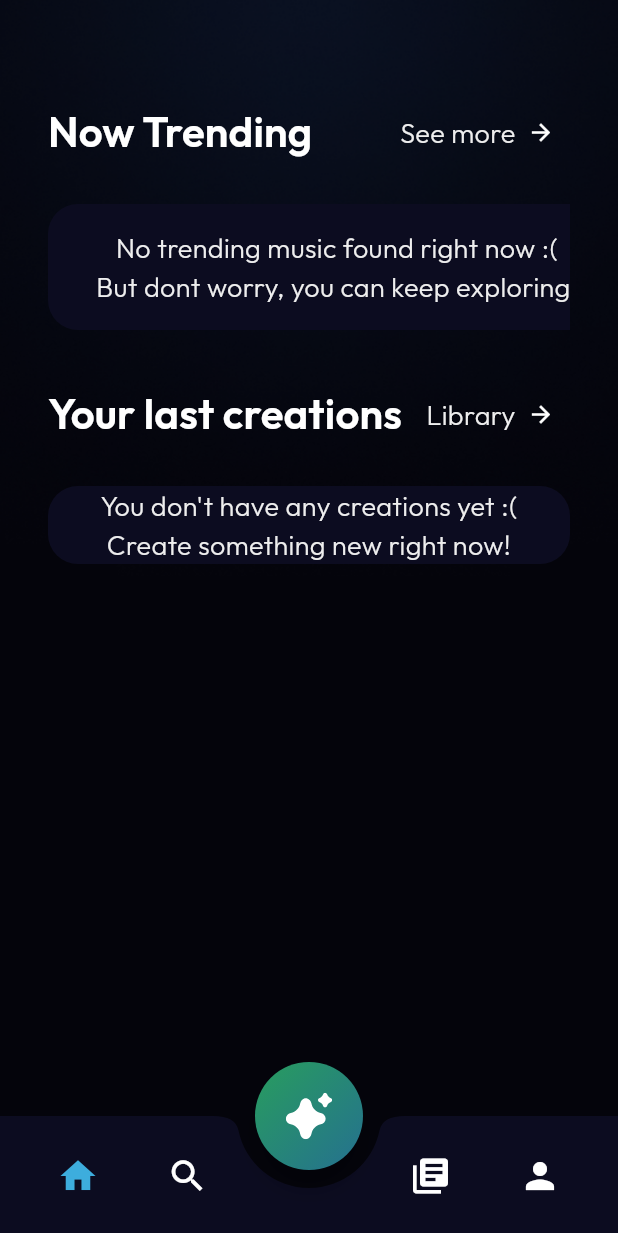
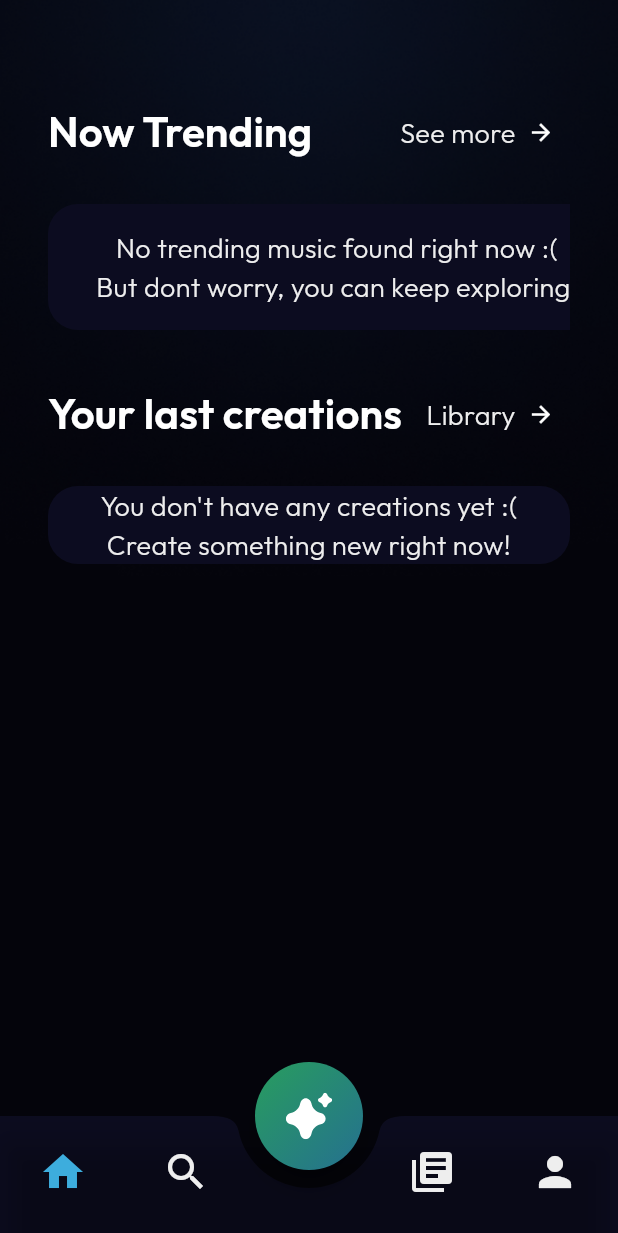
Before and after one commit to NevanAPH/aify, a Flutter app: the DashboardPage screen opened by its route, after a tap on "Library", on a phone screen of 412 x 824 dp. Shown: the top 1233 px of the screen. Run offline on Flutter 3.47's test engine with Material 3 defaults, Android fonts, the light colour scheme and no system bars; our stand-ins replace flutter_svg, get, google_fonts, rive, shimmer, simple_animations and 1 more; accounts and stored records are empty.

Commit message:
feat: Add search partial page and other functionalities

```diff
--- a/lib/pages/dashboard_page.dart
+++ b/lib/pages/dashboard_page.dart
@@ -5,21 +5,36 @@ import 'package:get/get.dart';
 import 'package:aify/utils/theme.dart';
 import 'package:aify/controllers/menus_controller.dart';
 import 'package:aify/pages/partials/dashboard/home_partial.dart';
+import 'package:aify/pages/partials/dashboard/library_partial.dart';
+import 'package:aify/pages/partials/dashboard/profile_partial.dart';
+import 'package:aify/pages/partials/dashboard/search_partial.dart';
 
 class DashboardPage extends StatelessWidget {
-
   DashboardPage({super.key});
 
   final MenusController menu = Get.find();
-  final List<Widget> _pages = [HomePartialPage()];
+  final controller = PageController();
+  final List<Widget> _pages = [
+    HomePartialPage(),
+    SearchPartialPage(),
+    const Scaffold(),
+    const LibraryPartialPage(),
+    const ProfilePartialPage()
+  ];
 
   @override
   Widget build(BuildContext context) {
-    final controller = PageController();
     menu.selected.listen((value) {
       if (menu.locked.value) return;
       controller.animateToPage(value,
-          duration: const Duration(milliseconds: 200), curve: Curves.easeOut);
+          duration: const Duration(milliseconds: 500),
+          curve: Curves.easeOutCirc);
+    });
+
+    controller.addListener(() {
+      menu.locked.value = true;
+      menu.selected.value = controller.page!.round();
+      menu.locked.value = false;
     });
 
     return Scaffold(
@@ -28,11 +43,7 @@ class DashboardPage extends StatelessWidget {
         children: [
           Image.asset('assets/images/backgrounds/main.png',
               width: Get.width, fit: BoxFit.contain),
-          PageView(
-                physics: const NeverScrollableScrollPhysics(),
-                controller: controller,
-                children: _pages),
-
+          PageView(controller: controller, children: _pages, physics: const NeverScrollableScrollPhysics(),),
         ],
       ),
 
@@ -42,29 +53,43 @@ class DashboardPage extends StatelessWidget {
         shape: const CircularNotchedRectangle(),
         height: 80.0,
         notchMargin: 12.0,
-        padding: const EdgeInsets.symmetric(horizontal: 28.0),
-        child: Row(
-          mainAxisSize: MainAxisSize.max,
-          mainAxisAlignment: MainAxisAlignment.spaceBetween,
-          children: <Widget>[
-            IconButton(
-              icon: const Icon(Icons.home, color: AppTheme.primaryColorLight, size: 28),
-              onPressed: () {},
+        padding: const EdgeInsets.symmetric(horizontal: 1.0),
+        child: Theme(
+          data: ThemeData(splashColor: Colors.transparent),
+          child: Obx(
+            () => BottomNavigationBar(
+              type: BottomNavigationBarType.fixed,
+              backgroundColor: Colors.transparent,
+              selectedItemColor: AppTheme.primaryColorLight,
+              unselectedItemColor: AppTheme.white90,
+              showSelectedLabels: false,
+              showUnselectedLabels: false,
+              items: const [
+                BottomNavigationBarItem(
+                  icon: Icon(Icons.home, size: 32),
+                  label: 'Home',
+                ),
+                BottomNavigationBarItem(
+                  icon: Icon(Icons.search, size: 32),
+                  label: 'Search',
+                ),
+                BottomNavigationBarItem(
+                  icon: SizedBox.shrink(), // Empty space for the FAB
+                  label: '',
+                ),
+                BottomNavigationBarItem(
+                  icon: Icon(Icons.my_library_books, size: 32),
+                  label: 'Library',
+                ),
+                BottomNavigationBarItem(
+                  icon: Icon(Icons.person, size: 32),
+                  label: 'Profile',
+                ),
+              ],
+              currentIndex: menu.selected.value,
+              onTap: (index) => menu.selected.value = index,
             ),
-            IconButton(
-              icon: const Icon(Icons.search, color: AppTheme.textPrimaryColor, size: 28),
-              onPressed: () {},
-            ),
-            const SizedBox(width: 64.0),
-            IconButton(
-              icon: const Icon(Icons.my_library_books, color: AppTheme.textPrimaryColor, size: 28),
-              onPressed: () {},
-            ),
-            IconButton(
-              icon: const Icon(Icons.person, color: AppTheme.textPrimaryColor, size: 28),
-              onPressed: () {},
-            ),
-          ],
+          ),
         ),
       ),
       floatingActionButtonLocation: FloatingActionButtonLocation.centerDocked,
@@ -76,7 +101,7 @@ class DashboardPage extends StatelessWidget {
         child: FittedBox(
           child: FloatingActionButton(
             backgroundColor: Colors.transparent,
-            onPressed: () {},
+            onPressed: () => menu.selected.value = 2,
             shape: const CircleBorder(),
             child: Container(
               width: 72.0,
--- a/lib/pages/partials/auth/login_partial.dart
+++ b/lib/pages/partials/auth/login_partial.dart
@@ -116,7 +116,6 @@ class LoginPartialPage extends StatelessWidget {
                     auth.setSubmitting(false);
                     menu.setLocked(false);
                     auth.setError1(message);
-                    auth.setError2(message);
                   }
                 },
                 loading: auth.loading.value)
--- a/lib/pages/partials/auth/sendreset_partial.dart
+++ b/lib/pages/partials/auth/sendreset_partial.dart
@@ -56,7 +56,7 @@ class SendresetPartialPage extends StatelessWidget {
                   auth.setSubmitting(false);
                   menu.setLocked(false);
 
-                  auth.setError1("Something wrong has occured.\nPlease contact support for help.");
+                  auth.setError1("Functionality not implemented yet.");
                 },
                 loading: auth.loading.value)
           ],
--- a/lib/pages/partials/dashboard/home_partial.dart
+++ b/lib/pages/partials/dashboard/home_partial.dart
@@ -38,10 +38,10 @@ class HomePartialPage extends StatelessWidget {
                       ? const ShimmerHorizontal()
                       : SizedBox(
                           height:
-                              creations.now_trending.value.isEmpty ? 100 : 160,
+                              creations.now_trending.isEmpty ? 100 : 160,
                           child: SingleChildScrollView(
                             scrollDirection: Axis.horizontal,
-                            child: creations.now_trending.value.isEmpty
+                            child: creations.now_trending.isEmpty
                                 ? Container(
                                     decoration: BoxDecoration(
                                       color: AppTheme.backgroundLightColor,
@@ -63,7 +63,7 @@ class HomePartialPage extends StatelessWidget {
                                     direction: Axis.horizontal,
                                     spacing: 16,
                                     children: List<Widget>.from(creations
-                                        .now_trending.value
+                                        .now_trending
                                         .map((music) {
                                       return MusicCarousel(
                                           action: () {},
@@ -79,7 +79,7 @@ class HomePartialPage extends StatelessWidget {
                   action: () {},
                   child: !creations.my_creations_loaded.value
                       ? const ShimmerVertical()
-                      : creations.my_creations.value.isEmpty
+                      : creations.my_creations.isEmpty
                           ? Container(
                               decoration: BoxDecoration(
                                 color: AppTheme.backgroundLightColor,
--- /dev/null
+++ b/lib/pages/partials/dashboard/library_partial.dart
@@ -0,0 +1,17 @@
+import 'package:flutter/material.dart';
+import 'package:get/get.dart';
+
+class LibraryPartialPage extends StatelessWidget {
+  const LibraryPartialPage({super.key});
+
+  @override
+  Widget build(BuildContext context) {
+    return Scaffold(
+      body: Container(
+        constraints: BoxConstraints(minHeight: Get.height),
+        alignment: Alignment.center,
+        child: const Text('Library Partial Page'),
+      ),
+    );
+  }
+}
--- /dev/null
+++ b/lib/pages/partials/dashboard/profile_partial.dart
@@ -0,0 +1,14 @@
+import 'package:flutter/material.dart';
+
+class ProfilePartialPage extends StatelessWidget {
+  const ProfilePartialPage({super.key});
+
+  @override
+  Widget build(BuildContext context) {
+    return const Scaffold(
+      body: Center(
+        child: Text('Profile Partial Page'),
+      ),
+    );
+  }
+}
--- /dev/null
+++ b/lib/pages/partials/dashboard/search_partial.dart
@@ -0,0 +1,177 @@
+// ignore_for_file: must_be_immutable
+
+import 'package:aify/widgets/textfield_widget.dart';
+import 'package:flutter/material.dart';
+import 'package:get/get.dart';
+
+import 'package:aify/utils/theme.dart';
+import 'package:aify/widgets/partials/dashboard/menu_group.dart';
+import 'package:aify/widgets/partials/dashboard/shimmer_horizontal.dart';
+import 'package:aify/widgets/partials/dashboard/shimmer_vertical.dart';
+import 'package:aify/widgets/partials/music_carousel.dart';
+import 'package:aify/widgets/partials/music_listview.dart';
+import 'package:aify/models/music_model.dart';
+import 'package:aify/controllers/creations_controller.dart';
+import 'package:aify/controllers/menus_controller.dart';
+
+class SearchPartialPage extends StatelessWidget {
+  final MenusController menu = Get.find();
+  final CreationsController creations = Get.find();
+  SearchPartialPage({super.key});
+
+  @override
+  Widget build(BuildContext context) {
+    creations.getNowTrending();
+    creations.getMyCreations();
+
+    return SingleChildScrollView(
+      child: ConstrainedBox(
+        constraints: BoxConstraints(minWidth: Get.width),
+        child: Container(
+          padding: const EdgeInsets.symmetric(vertical: 64, horizontal: 32),
+          child: Column(
+            children: [
+              Container(
+                margin: const EdgeInsets.only(bottom: 24),
+                child: TextFieldWidget(
+                  'Search for music',
+                  controller: TextEditingController(),
+                  prefixIcon: const Icon(Icons.search),
+                  backgroundColor: AppTheme.backgroundLightColor,
+                  borderColor: Colors.transparent,
+                ),
+              ),
+              Obx(() => DashMenuGroup(
+                  title: "You might like",
+                  actionName: "See more",
+                  action: () {},
+                  child: !creations.now_trending_loaded.value
+                      ? const ShimmerHorizontal()
+                      : SizedBox(
+                          height:
+                              creations.now_trending.isEmpty ? 100 : 160,
+                          child: SingleChildScrollView(
+                            scrollDirection: Axis.horizontal,
+                            child: creations.now_trending.isEmpty
+                                ? Container(
+                                    decoration: BoxDecoration(
+                                      color: AppTheme.backgroundLightColor,
+                                      borderRadius: BorderRadius.circular(20),
+                                    ),
+                                    margin: const EdgeInsets.only(top: 16),
+                                    padding: const EdgeInsets.symmetric(
+                                        horizontal: 32),
+                                    alignment: Alignment.center,
+                                    child: Text(
+                                      'Nothing to show right now :(\nBut dont worry, you can keep exploring!',
+                                      style: Theme.of(context)
+                                          .textTheme
+                                          .bodyMedium,
+                                      textAlign: TextAlign.center,
+                                    ),
+                                  )
+                                : Wrap(
+                                    direction: Axis.horizontal,
+                                    spacing: 16,
+                                    children: List<Widget>.from(creations
+                                        .now_trending
+                                        .map((music) {
+                                      return MusicCarousel(
+                                          action: () {},
+                                          music: music as MusicModel);
+                                    })),
+                                  ),
+                          ),
+                        ))),
+              Obx(() => DashMenuGroup(
+                  title: "Explore new",
+                  actionName: "See more",
+                  action: () {},
+                  child: !creations.now_trending_loaded.value
+                      ? const ShimmerHorizontal()
+                      : SizedBox(
+                          height:
+                              creations.now_trending.isEmpty ? 100 : 160,
+                          child: SingleChildScrollView(
+                            scrollDirection: Axis.horizontal,
+                            child: creations.now_trending.isEmpty
+                                ? Container(
+                                    decoration: BoxDecoration(
+                                      color: AppTheme.backgroundLightColor,
+                                      borderRadius: BorderRadius.circular(20),
+                                    ),
+                                    margin: const EdgeInsets.only(top: 16),
+                                    padding: const EdgeInsets.symmetric(
+                                        horizontal: 32),
+                                    alignment: Alignment.center,
+                                    child: Text(
+                                      'Nothing to show right now :(\nBut dont worry, you can keep exploring!',
+                                      style: Theme.of(context)
+                                          .textTheme
+                                          .bodyMedium,
+                                      textAlign: TextAlign.center,
+                                    ),
+                                  )
+                                : Wrap(
+                                    direction: Axis.horizontal,
+                                    spacing: 16,
+                                    children: List<Widget>.from(creations
+                                        .now_trending
+                                        .map((music) {
+                                      return MusicCarousel(
+                                          action: () {},
+                                          music: music as MusicModel);
+                                    })),
+                                  ),
+                          ),
+                        ))),
+              Obx(() => DashMenuGroup(
+                  title: "Top creator picks",
+                  actionName: "See more",
+                  action: () {},
+                  child: !creations.now_trending_loaded.value
+                      ? const ShimmerHorizontal()
+                      : SizedBox(
+                          height:
+                              creations.now_trending.isEmpty ? 100 : 160,
+                          child: SingleChildScrollView(
+                            scrollDirection: Axis.horizontal,
+                            child: creations.now_trending.isEmpty
+                                ? Container(
+                                    decoration: BoxDecoration(
+                                      color: AppTheme.backgroundLightColor,
+                                      borderRadius: BorderRadius.circular(20),
+                                    ),
+                                    margin: const EdgeInsets.only(top: 16),
+                                    padding: const EdgeInsets.symmetric(
+                                        horizontal: 32),
+                                    alignment: Alignment.center,
+                                    child: Text(
+                                      'Nothing to show right now :(\nBut dont worry, you can keep exploring!',
+                                      style: Theme.of(context)
+                                          .textTheme
+                                          .bodyMedium,
+                                      textAlign: TextAlign.center,
+                                    ),
+                                  )
+                                : Wrap(
+                                    direction: Axis.horizontal,
+                                    spacing: 16,
+                                    children: List<Widget>.from(creations
+                                        .now_trending
+                                        .map((music) {
+                                      return MusicCarousel(
+                                          action: () {},
+                                          music: music as MusicModel);
+                                    })),
+                                  ),
+                          ),
+                        ))),
+
+            ],
+          ),
+        ),
+      ),
+    );
+  }
+}
--- a/lib/widgets/partials/dashboard/shimmer_vertical.dart
+++ b/lib/widgets/partials/dashboard/shimmer_vertical.dart
@@ -18,7 +18,7 @@ class ShimmerVertical extends StatelessWidget {
         itemBuilder: (context, index) {
           return Container(
             width: double.infinity,
-            height: 88,
+            height: 92,
             margin: const EdgeInsets.only(bottom: 16),
             decoration: BoxDecoration(
               color:
--- a/lib/widgets/partials/music_listview.dart
+++ b/lib/widgets/partials/music_listview.dart
@@ -1,4 +1,3 @@
-import 'dart:ffi' as ffi;
 
 import 'package:aify/models/music_model.dart';
 import 'package:aify/utils/theme.dart';
@@ -23,7 +22,7 @@ class MusicListView extends StatelessWidget {
           onPressed: action,
           style: ElevatedButton.styleFrom(
               enableFeedback: true,
-              maximumSize: const Size(double.infinity, 88),
+              maximumSize: const Size(double.infinity, 92),
               padding: EdgeInsets.zero,
               backgroundColor: AppTheme.backgroundLightColor,
               shape: RoundedRectangleBorder(
--- a/lib/widgets/textfield_widget.dart
+++ b/lib/widgets/textfield_widget.dart
@@ -82,6 +82,7 @@ class TextFieldWidget extends StatelessWidget {
           borderSide: BorderSide(color: errorColor ?? AppTheme.errorColor, width: borderWidth ?? 2.0),
           borderRadius: BorderRadius.circular(borderRadius ?? 12.0)
         ),
+        filled: backgroundColor != null && backgroundColor != Colors.transparent,
         fillColor: backgroundColor,
       ),
       style: Theme.of(context).textTheme.bodyMedium!.copyWith(color: foregroundColor ?? AppTheme.white100),
```
